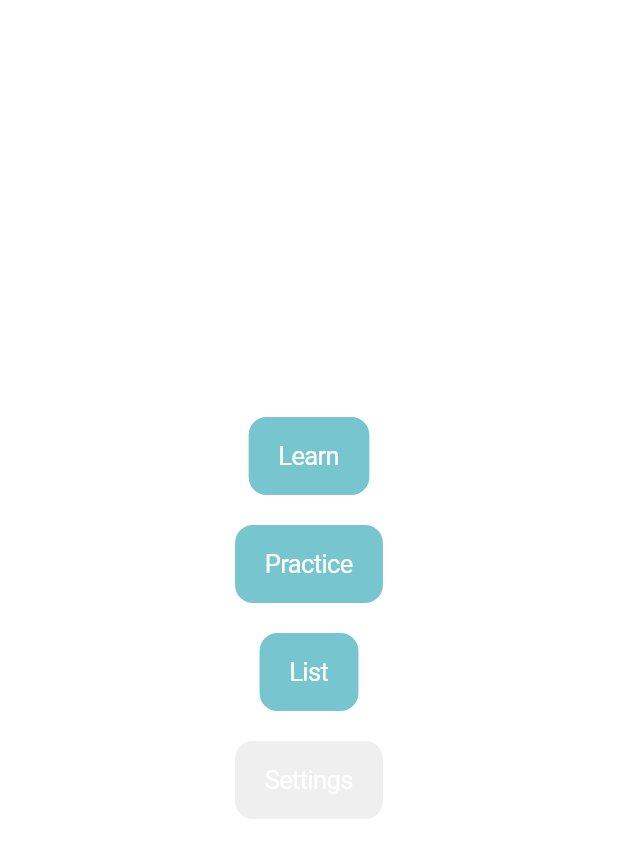
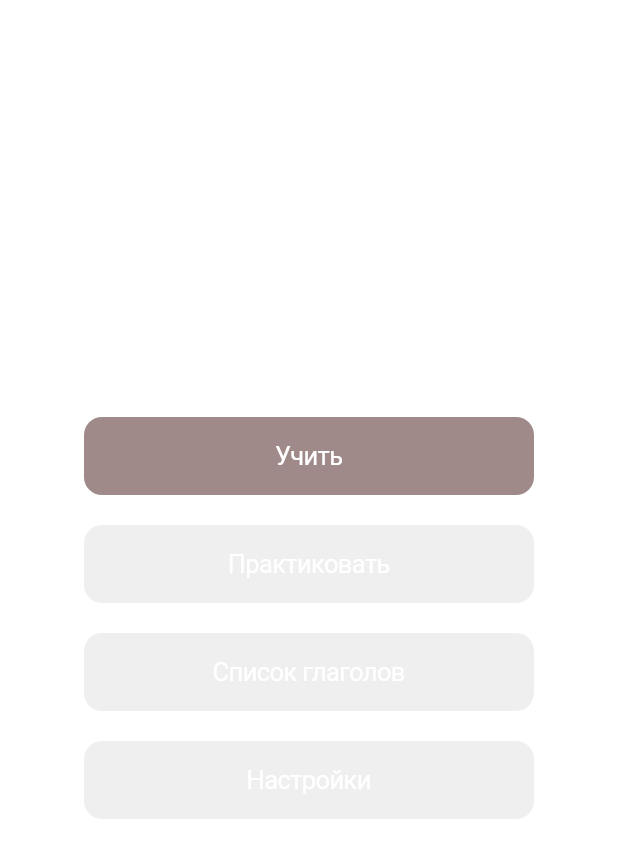
Before and after one commit to Oleg-Avdeev/iv-flutter, a Flutter app: the screen it shows after launch, on a phone screen of 412 x 824 dp. Shown: the top 858 px of the screen. Run offline on Flutter 3.47's test engine with Material 2 defaults, Android fonts, the phone set to English and light mode, and no system bars; our stand-ins replace shared_preferences.

Commit message:
Top panel changes, color change, test logics

```diff
--- a/lib/app.dart
+++ b/lib/app.dart
@@ -3,6 +3,7 @@ import 'package:flutter/services.dart';
 import 'package:ivflutter/pages/homePage.dart';
 import 'package:ivflutter/pages/listPage.dart';
 import 'package:ivflutter/pages/practicePage.dart';
+import 'package:shared_preferences/shared_preferences.dart';
 import 'pages/learnPage.dart';
 import 'verbs.dart';
 
@@ -31,6 +32,13 @@ class _AppState extends State<App> {
   void initState() {
     super.initState();
     _verbs = new List<Verb>();
+
+    SharedPreferences.getInstance()
+        .then((share) => _globalIndex = share.getInt('global index') ?? 0);
+
+    SharedPreferences.getInstance()
+        .then((share) => _learnIndex = share.getInt('learn index') ?? 0);
+
     loadAsset().then((value) => setState(() {
           handleTSV(value, _verbs);
         }));
@@ -38,17 +46,15 @@ class _AppState extends State<App> {
 
   @override
   Widget build(BuildContext context) {
-    return CupertinoPageScaffold(
-      child: _navigate(),
-    );
+    return _navigate();
   }
 
   Widget _navigate() {
     if (_navigation == Navigation.home) {
       return HomePage(
         onLearn: _navigateTo(Navigation.learn),
-        onList: _navigateTo(Navigation.list),
-        onPractice: _navigateTo(Navigation.practice),
+        onPractice: _globalIndex > 0 ? _navigateTo(Navigation.practice) : null,
+        onList: _globalIndex > 0 ? _navigateTo(Navigation.list) : null,
         // onSettings: _navigateTo(Navigation.settings),
       );
     }
@@ -107,6 +113,11 @@ class _AppState extends State<App> {
         _globalIndex += _learnCount + 1;
         _learnIndex = 0;
       }
+
+      SharedPreferences.getInstance().then((share) => {
+            share.setInt('global index', _globalIndex),
+            share.setInt('learn index', _learnIndex)
+          });
     });
   }
 
--- a/lib/main.dart
+++ b/lib/main.dart
@@ -13,7 +13,7 @@ class MyApp extends StatelessWidget {
     return CupertinoApp(
       title: 'iv — Learn Verbs!',
       theme: CupertinoThemeData(
-        primaryColor: Color.fromARGB(255, 119, 197, 207),
+        primaryColor: Color.fromARGB(255, 159, 137, 137),
       ),
       home: App(),
     );
--- a/lib/pages/homePage.dart
+++ b/lib/pages/homePage.dart
@@ -17,34 +17,48 @@ class HomePage extends StatefulWidget {
 class _HomePageState extends State<HomePage> {
   @override
   Widget build(BuildContext context) {
-    return Center(
+    return CupertinoPageScaffold(
+      child: Center(
         child: Column(
           mainAxisAlignment: MainAxisAlignment.center,
           children: _buildChildren(),
+        ),
       ),
     );
   }
 
   List<Widget> _buildChildren() {
     return <Widget>[
-      CupertinoButton.filled(
+      SizedBox(
+        width: 300,
+        child: CupertinoButton.filled(
           onPressed: widget.onLearn,
-        child: Text('Learn'),
+          child: Text('Учить'),
+        ),
       ),
       SizedBox(height: 20),
-      CupertinoButton.filled(
+      SizedBox(
+        width: 300,
+        child: CupertinoButton.filled(
           onPressed: widget.onPractice,
-        child: Text('Practice'),
+          child: Text('Практиковать'),
+        ),
       ),
       SizedBox(height: 20),
-      CupertinoButton.filled(
+      SizedBox(
+        width: 300,
+        child: CupertinoButton.filled(
           onPressed: widget.onList,
-        child: Text('List'),
+          child: Text('Список глаголов'),
+        ),
       ),
       SizedBox(height: 20),
-      CupertinoButton.filled(
+      SizedBox(
+        width: 300,
+        child: CupertinoButton.filled(
           onPressed: widget.onSettings,
-        child: Text('Settings'),
+          child: Text('Настройки'),
+        ),
       ),
     ];
   }
--- a/lib/pages/listPage.dart
+++ b/lib/pages/listPage.dart
@@ -16,7 +16,8 @@ class ListPage extends StatefulWidget {
 class _ListPageState extends State<ListPage> {
   @override
   Widget build(BuildContext context) {
-    return Column(
+    return CupertinoPageScaffold(
+      child: Column(
         mainAxisAlignment: MainAxisAlignment.start,
         crossAxisAlignment: CrossAxisAlignment.start,
         children: [
@@ -33,6 +34,7 @@ class _ListPageState extends State<ListPage> {
             ),
           )
         ],
+      ),
     );
   }
 
--- a/lib/variables.dart
+++ b/lib/variables.dart
@@ -1,6 +1,6 @@
 library variables;
 
 const int MemorizeThreshold = 0;
-const int RecognizeThreshold = 1;
-const int TestThreshold = 2;
+const int RecognizeThreshold = 5;
+const int TestThreshold = 10;
 const int DoneThreshold = 20;
```
Also changed, not shown: lib/pages/learnPage.dart (+24 -11 lines), lib/pages/practice/memorizeWidget.dart (+16 -12 lines), lib/pages/practice/recognizeWidget.dart (+15 -3 lines), lib/pages/practice/testWidget.dart (+85 -8 lines), lib/pages/practicePage.dart (+25 -19 lines), lib/verbs.dart (+9 -4 lines), 1 other file. Lines whose indentation alone changed are shown as unchanged.
